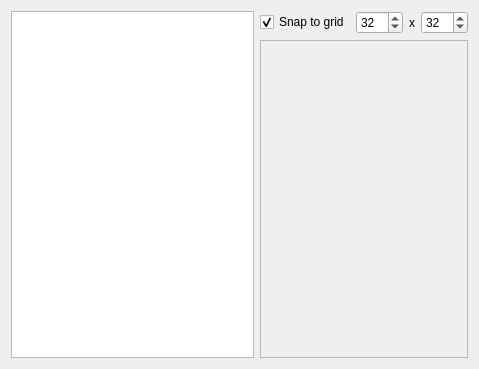
Above: ImagePaletDialog/ImagePaletDialog.ui from wasedaigo/samancing-roga before the change. Below: the same form after it.
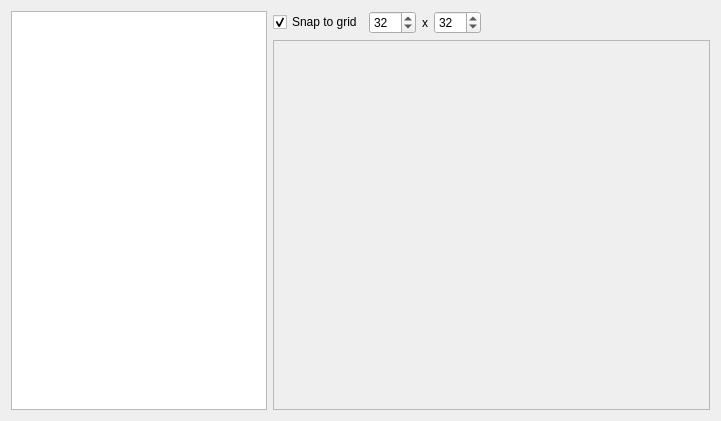
That is the form after the change.

```diff
--- a/ImagePaletDialog/ImagePaletDialog.ui
+++ b/ImagePaletDialog/ImagePaletDialog.ui
@@ -9,8 +9,8 @@
    <rect>
     <x>0</x>
     <y>0</y>
-    <width>479</width>
-    <height>369</height>
+    <width>721</width>
+    <height>421</height>
    </rect>
   </property>
   <property name="minimumSize">
@@ -139,6 +139,19 @@
            </property>
           </widget>
          </item>
+         <item>
+          <spacer name="horizontalSpacer_2">
+           <property name="orientation">
+            <enum>Qt::Horizontal</enum>
+           </property>
+           <property name="sizeHint" stdset="0">
+            <size>
+             <width>40</width>
+             <height>20</height>
+            </size>
+           </property>
+          </spacer>
+         </item>
          <item>
           <spacer name="horizontalSpacer">
            <property name="orientation">
@@ -173,8 +186,8 @@
            <rect>
             <x>0</x>
             <y>0</y>
-            <width>201</width>
-            <height>309</height>
+            <width>435</width>
+            <height>361</height>
            </rect>
           </property>
          </widget>
```
